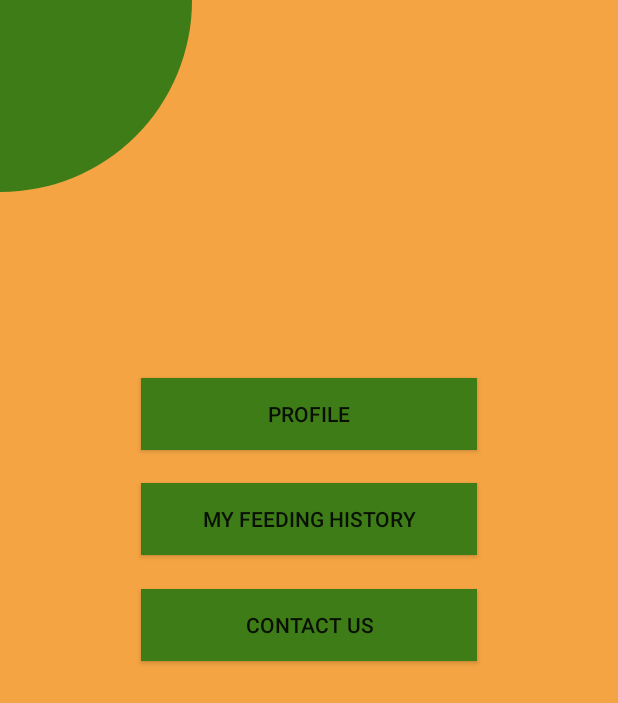
After one commit to FARUKcyln/Software-Engineering-Project, an Android app: the MenuActivity screen opened directly, with no data from a screen before it, on a phone screen of 412 x 824 dp. The commit adds this screen. Shown: the top 703 px of the screen. Run offline under Robolectric (Android 15) with nearby library versions, the phone set to English and light mode, and no system bars.

Commit message:
Menu Screen is added

```diff
--- /dev/null
+++ b/ArtemisBalance/app/src/main/java/com/example/artemisbalance/MenuActivity.java
@@ -0,0 +1,14 @@
+package com.example.artemisbalance;
+
+import androidx.appcompat.app.AppCompatActivity;
+
+import android.os.Bundle;
+
+public class MenuActivity extends AppCompatActivity {
+
+    @Override
+    protected void onCreate(Bundle savedInstanceState) {
+        super.onCreate(savedInstanceState);
+        setContentView(R.layout.activity_menu);
+    }
+}
--- /dev/null
+++ b/ArtemisBalance/app/src/main/res/layout/activity_menu.xml
@@ -0,0 +1,61 @@
+<?xml version="1.0" encoding="utf-8"?>
+<androidx.constraintlayout.widget.ConstraintLayout xmlns:android="http://schemas.android.com/apk/res/android"
+    xmlns:app="http://schemas.android.com/apk/res-auto"
+    xmlns:tools="http://schemas.android.com/tools"
+    android:layout_width="match_parent"
+    android:layout_height="match_parent"
+    android:background="#F4A442"
+    tools:context=".MenuActivity">
+
+    <TextView
+        android:id="@+id/textView2"
+        android:layout_width="wrap_content"
+        android:layout_height="wrap_content"
+        android:layout_marginStart="-128dp"
+        android:layout_marginTop="-128dp"
+        android:background="@drawable/circle"
+        app:layout_constraintStart_toStartOf="parent"
+        app:layout_constraintTop_toTopOf="parent" />
+
+    <Button
+        android:id="@+id/button6"
+        android:layout_width="224dp"
+        android:layout_height="48dp"
+        android:layout_marginStart="93dp"
+        android:layout_marginTop="101dp"
+        android:layout_marginEnd="94dp"
+        android:background="#3E7C17"
+        android:text="@string/profile"
+        app:layout_constraintBottom_toTopOf="@+id/button7"
+        app:layout_constraintEnd_toEndOf="parent"
+        app:layout_constraintStart_toStartOf="parent"
+        app:layout_constraintTop_toBottomOf="@+id/textView2" />
+
+    <Button
+        android:id="@+id/button7"
+        android:layout_width="224dp"
+        android:layout_height="48dp"
+        android:layout_marginStart="93dp"
+        android:layout_marginEnd="94dp"
+        android:background="#3E7C17"
+        android:text="@string/my_feeding_history"
+        app:layout_constraintBottom_toTopOf="@+id/button8"
+        app:layout_constraintEnd_toEndOf="parent"
+        app:layout_constraintStart_toStartOf="parent"
+        app:layout_constraintTop_toBottomOf="@+id/button6" />
+
+    <Button
+        android:id="@+id/button8"
+        android:layout_width="224dp"
+        android:layout_height="48dp"
+        android:layout_marginStart="93dp"
+        android:layout_marginEnd="94dp"
+        android:layout_marginBottom="361dp"
+        android:background="#3E7C17"
+        android:text="@string/contact_us"
+        app:layout_constraintBottom_toBottomOf="parent"
+        app:layout_constraintEnd_toEndOf="parent"
+        app:layout_constraintStart_toStartOf="parent"
+        app:layout_constraintTop_toBottomOf="@+id/button7" />
+
+</androidx.constraintlayout.widget.ConstraintLayout>
--- /dev/null
+++ b/ArtemisBalance/app/src/main/res/values-land/dimens.xml
@@ -0,0 +1,3 @@
+<resources>
+        <dimen name="fab_margin">48dp</dimen>
+    </resources>
--- /dev/null
+++ b/ArtemisBalance/app/src/main/res/values-w1240dp/dimens.xml
@@ -0,0 +1,3 @@
+<resources>
+        <dimen name="fab_margin">200dp</dimen>
+    </resources>
--- /dev/null
+++ b/ArtemisBalance/app/src/main/res/values-w600dp/dimens.xml
@@ -0,0 +1,3 @@
+<resources>
+        <dimen name="fab_margin">48dp</dimen>
+    </resources>
```
Also changed, not shown: ArtemisBalance/app/build.gradle (+7 -0 lines), ArtemisBalance/app/src/main/AndroidManifest.xml (+9 -3 lines), ArtemisBalance/app/src/main/res/layout/activity_feed_history.xml (+18 -7 lines), ArtemisBalance/app/src/main/res/values/dimens.xml (added, +8 -0 lines), ArtemisBalance/app/src/main/res/values/strings.xml (+16 -1 lines), ArtemisBalance/app/src/main/res/values/themes.xml (+7 -0 lines).
